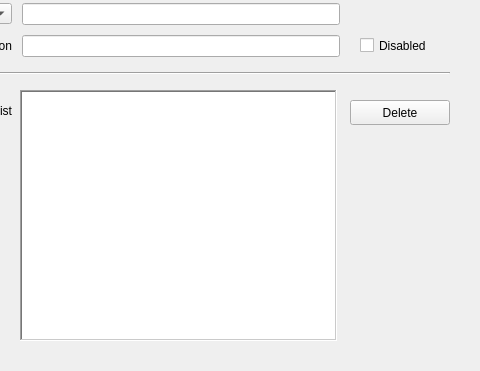
The window that QKeyMapper/qignorewindowinfolistdialog.ui (Zalafina/QKeyMapper) describes before a commit, drawn with Qt 5; both pictures show x 170 to 650 and y 129 to 500 of the 650 by 500 pixel window.
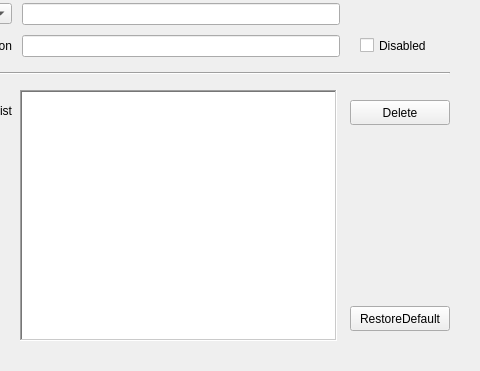
The same window after the commit.

Commit message: Add Floating button feature - part3.

The edit to the form file:
```diff
--- a/QKeyMapper/qignorewindowinfolistdialog.ui
+++ b/QKeyMapper/qignorewindowinfolistdialog.ui
@@ -489,18 +489,62 @@
          </property>
         </widget>
        </item>
+       <item>
+        <spacer name="ruleListVerticalSpacer_6">
+         <property name="orientation">
+          <enum>Qt::Orientation::Vertical</enum>
+         </property>
+         <property name="sizeHint" stdset="0">
+          <size>
+           <width>20</width>
+           <height>90</height>
+          </size>
+         </property>
+        </spacer>
+       </item>
+       <item>
+        <widget class="QPushButton" name="restoreDefaultRulesButton">
+         <property name="sizePolicy">
+          <sizepolicy hsizetype="Fixed" vsizetype="Fixed">
+           <horstretch>0</horstretch>
+           <verstretch>0</verstretch>
+          </sizepolicy>
+         </property>
+         <property name="minimumSize">
+          <size>
+           <width>100</width>
+           <height>25</height>
+          </size>
+         </property>
+         <property name="maximumSize">
+          <size>
+           <width>100</width>
+           <height>25</height>
+          </size>
+         </property>
+         <property name="focusPolicy">
+          <enum>Qt::FocusPolicy::NoFocus</enum>
+         </property>
+         <property name="text">
+          <string>RestoreDefault</string>
+         </property>
+         <property name="autoDefault">
+          <bool>false</bool>
+         </property>
+        </widget>
+       </item>
        <item>
         <spacer name="ruleListVerticalSpacer_2">
          <property name="orientation">
           <enum>Qt::Orientation::Vertical</enum>
          </property>
          <property name="sizeType">
-          <enum>QSizePolicy::Policy::Expanding</enum>
+          <enum>QSizePolicy::Policy::Fixed</enum>
          </property>
          <property name="sizeHint" stdset="0">
           <size>
            <width>20</width>
-           <height>40</height>
+           <height>10</height>
           </size>
          </property>
         </spacer>
```
The commit also changes 19 other files.
